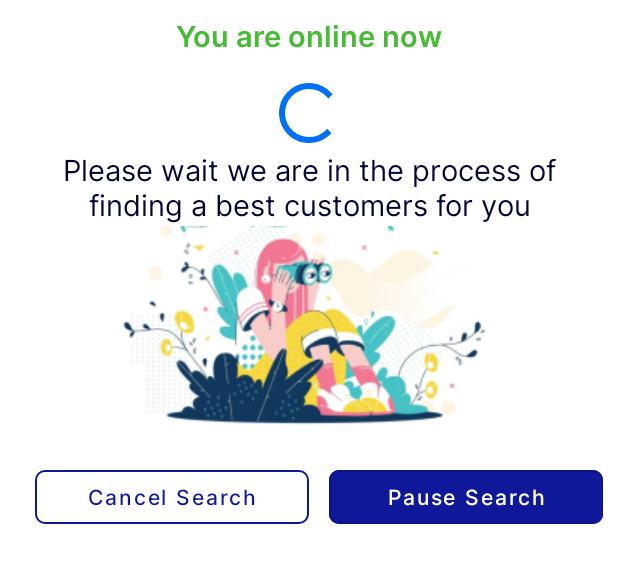
After one commit to ciaorides/CiaorideAndroidDriver, an Android app: the layout bottom_sheet_searching.xml on its own in the app's theme, with its tools: preview values and no code run, on a phone screen of 412 x 824 dp. The commit adds this screen. Shown: the top 563 px of the screen. Run offline under Robolectric (Android 15) with nearby library versions, the phone set to English and light mode, and no system bars.

Commit message:
added code

```diff
--- a/app/src/main/AndroidManifest.xml
+++ b/app/src/main/AndroidManifest.xml
@@ -151,12 +151,13 @@
         </provider>
         <service
             android:name=".fcm.MyFirebaseMessagingService"
-            android:enabled="true"
-            android:exported="true">
+            android:enabled="false"
+            android:exported="false">
             <intent-filter>
                 <action android:name="com.google.firebase.MESSAGING_EVENT"/>
             </intent-filter>
         </service>
+
     </application>
 
 </manifest>
--- a/app/src/main/java/com/ciaorides/ciaorides/model/response/GlobalResponse.kt
+++ b/app/src/main/java/com/ciaorides/ciaorides/model/response/GlobalResponse.kt
@@ -7,5 +7,6 @@ import android.os.Parcelable
 @Parcelize
 data class GlobalResponse(
     val message: String,
-    val status: Boolean
+    val status: Boolean,
+    var otherValue: String? = ""
 ) : Parcelable
--- a/app/src/main/java/com/ciaorides/ciaorides/view/activities/HomeActivity.kt
+++ b/app/src/main/java/com/ciaorides/ciaorides/view/activities/HomeActivity.kt
@@ -2,13 +2,12 @@ package com.ciaorides.ciaorides.view.activities
 
 import android.content.Intent
 import android.os.Bundle
-import android.text.TextUtils
 import android.view.Gravity.LEFT
 import android.view.Menu
-import android.widget.Toast
 import androidx.activity.viewModels
 import androidx.appcompat.app.AppCompatActivity
 import androidx.drawerlayout.widget.DrawerLayout
+import androidx.localbroadcastmanager.content.LocalBroadcastManager
 import androidx.navigation.findNavController
 import androidx.navigation.ui.AppBarConfiguration
 import androidx.navigation.ui.navigateUp
@@ -16,10 +15,8 @@ import androidx.navigation.ui.setupActionBarWithNavController
 import androidx.navigation.ui.setupWithNavController
 import com.ciaorides.ciaorides.R
 import com.ciaorides.ciaorides.databinding.ActivityHomeBinding
-import com.ciaorides.ciaorides.model.request.GlobalUserIdRequest
 import com.ciaorides.ciaorides.model.response.UserDetailsResponse
 import com.ciaorides.ciaorides.utils.Constants
-import com.ciaorides.ciaorides.utils.DataHandler
 import com.ciaorides.ciaorides.view.activities.menu.*
 import com.ciaorides.ciaorides.view.activities.user.EditProfileActivity
 import com.ciaorides.ciaorides.view.adapter.MenuListAdapter
@@ -39,7 +36,6 @@ class HomeActivity : AppCompatActivity() {
 
     override fun onCreate(savedInstanceState: Bundle?) {
         super.onCreate(savedInstanceState)
-
         binding = ActivityHomeBinding.inflate(layoutInflater)
         setContentView(binding.root)
 
--- /dev/null
+++ b/app/src/main/res/layout/bottom_sheet_searching.xml
@@ -0,0 +1,78 @@
+<?xml version="1.0" encoding="utf-8"?>
+<LinearLayout xmlns:android="http://schemas.android.com/apk/res/android"
+    xmlns:app="http://schemas.android.com/apk/res-auto"
+    xmlns:tools="http://schemas.android.com/tools"
+    android:id="@+id/bottomSheetLayout"
+    android:layout_width="match_parent"
+    android:layout_height="wrap_content"
+    android:background="@drawable/bottom_sheet_bg"
+    android:gravity="center_horizontal"
+    android:orientation="vertical"
+    app:layout_behavior="com.google.android.material.bottomsheet.BottomSheetBehavior">
+
+    <TextView
+        style="@style/GlobalTextViewBoldStyle"
+        android:text="@string/you_are_online_now"
+        android:textColor="@color/green"
+        android:textSize="@dimen/_15sdp" />
+
+    <ProgressBar
+        android:layout_width="wrap_content"
+        android:layout_height="wrap_content"
+        android:layout_marginTop="@dimen/_10sdp" />
+
+
+    <TextView
+        style="@style/GlobalTextViewStyle"
+        android:gravity="center"
+        android:text="@string/finding_a_best_customers_for_you"
+        android:textColor="@color/black"
+        android:textSize="@dimen/_15sdp" />
+
+    <ImageView
+        android:layout_width="wrap_content"
+        android:layout_height="wrap_content"
+        android:src="@drawable/progree_ing" />
+
+    <LinearLayout
+        android:layout_width="match_parent"
+        android:layout_height="wrap_content"
+        android:layout_marginTop="@dimen/_15sdp"
+        android:weightSum="2">
+
+        <Button
+            android:id="@+id/btnCancel"
+            style="@style/Widget.MaterialComponents.Button.OutlinedButton"
+            android:layout_width="match_parent"
+            android:layout_height="wrap_content"
+            android:layout_marginStart="@dimen/_10sdp"
+            android:layout_marginBottom="@dimen/_10sdp"
+            android:layout_weight="1"
+            android:fontFamily="@font/inter_medium"
+            android:text="@string/cancel_search"
+            android:textAllCaps="false"
+            android:textColor="@color/appBlue"
+            app:cornerRadius="@dimen/_5sdp"
+            app:layout_constraintBottom_toBottomOf="parent"
+            app:strokeColor="@color/appBlue" />
+
+        <Button
+            android:id="@+id/btnPauseSearch"
+            style="@style/Widget.MaterialComponents.Button.OutlinedButton"
+            android:layout_width="match_parent"
+            android:layout_height="wrap_content"
+            android:layout_marginStart="@dimen/_10sdp"
+            android:layout_marginBottom="@dimen/_10sdp"
+            android:layout_weight="1"
+            android:backgroundTint="@color/appBlue"
+            android:fontFamily="@font/inter_medium"
+            android:text="@string/pause_search"
+            android:textAllCaps="false"
+            android:textColor="@color/white"
+            app:cornerRadius="@dimen/_5sdp"
+            app:layout_constraintBottom_toBottomOf="parent" />
+
+
+    </LinearLayout>
+
+</LinearLayout>
--- a/app/src/main/res/values/strings.xml
+++ b/app/src/main/res/values/strings.xml
@@ -190,4 +190,9 @@
     <string name="total_bookings">Total Bookings</string>
     <string name="start_ride">Start Ride</string>
     <string name="start">Start</string>
+    <string name="total_earnings">Total Earnings</string>
+    <string name="you_are_online_now">You are online now</string>
+    <string name="finding_a_best_customers_for_you">Please wait we are in the process of finding a best customers for you</string>
+    <string name="cancel_search">Cancel Search</string>
+    <string name="pause_search">Pause Search</string>
 </resources>
```
Also changed, not shown: app/src/main/java/com/ciaorides/ciaorides/fcm/MyFirebaseMessagingService.java (+9 -22 lines), app/src/main/java/com/ciaorides/ciaorides/utils/Constants.kt (+5 -4 lines), app/src/main/java/com/ciaorides/ciaorides/view/activities/ui/home/HomeFragment.kt (+80 -15 lines), app/src/main/java/com/ciaorides/ciaorides/viewmodel/HomeViewModel.kt (+6 -8 lines), app/src/main/res/layout/fragment_home.xml (+7 -1 lines).
